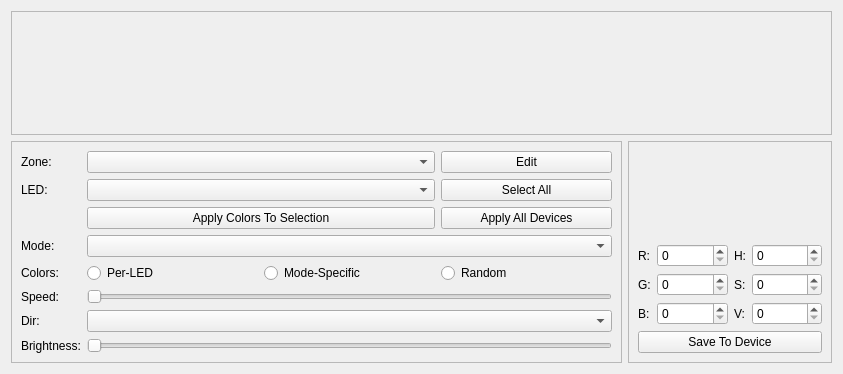
First picture: the form in qt/OpenRGBDevicePage/OpenRGBDevicePage.ui, repository CalcProgrammer1/OpenRGB, before the edit.
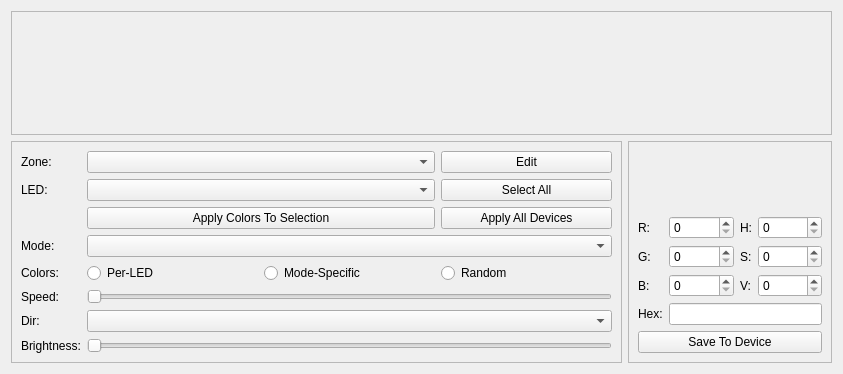
Second picture: the form after the edit. Custom widgets are drawn as their Qt base class.

Commit message: Add Hex color value box

```diff
--- a/qt/OpenRGBDevicePage/OpenRGBDevicePage.ui
+++ b/qt/OpenRGBDevicePage/OpenRGBDevicePage.ui
@@ -31,7 +31,7 @@
      <property name="frameShadow">
       <enum>QFrame::Sunken</enum>
      </property>
-     <layout class="QGridLayout" name="gridLayout_3" rowstretch="10,0,0,0,0,0" columnstretch="0">
+     <layout class="QGridLayout" name="ColorGridLayout" rowstretch="10,0,0,0" columnstretch="0">
       <item row="2" column="0">
        <widget class="QFrame" name="frame_3">
         <property name="frameShape">
@@ -137,6 +137,20 @@
            </property>
           </widget>
          </item>
+         <item row="3" column="0">
+          <widget class="QLabel" name="HexLabel">
+           <property name="text">
+            <string>Hex:</string>
+           </property>
+          </widget>
+         </item>
+         <item row="3" column="1" colspan="3">
+          <widget class="QLineEdit" name="HexLineEdit">
+           <property name="maxLength">
+            <number>8</number>
+           </property>
+          </widget>
+         </item>
         </layout>
        </widget>
       </item>
```
Left out of the diff: 48 changed lines with no effect on the pictures. The commit also changes 2 other files.
